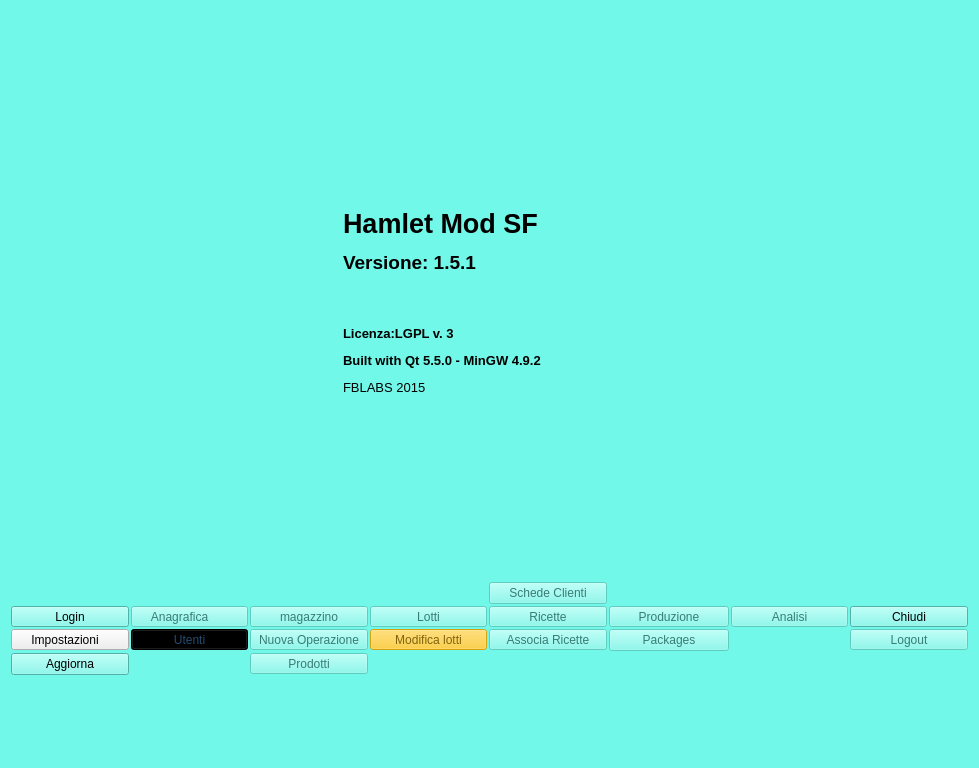
This is mainwindow.ui in starwork/hamlet-mod-sanremofoods as Qt 5 draws it before an edit. The edited form follows.
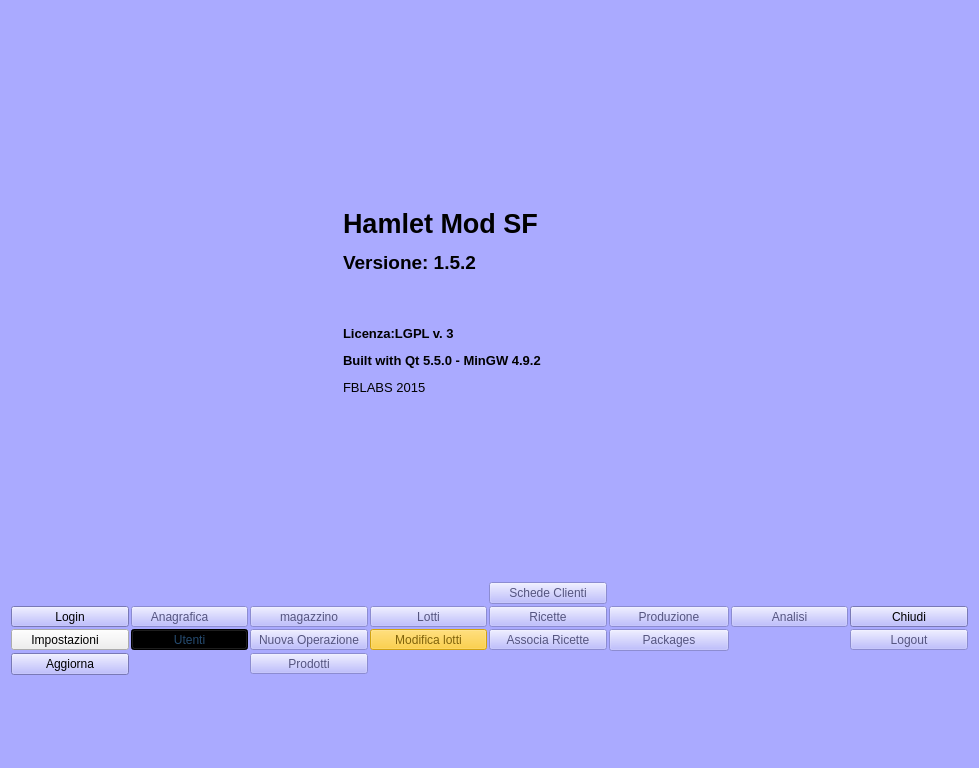
This is the edited form. Icons and pictures are not drawn.

Commit message: 1.5.2 Signed-off-by: fblabs <fabio.bonfante@fblabs.eu>

Patch:
```diff
--- a/mainwindow.ui
+++ b/mainwindow.ui
@@ -28,45 +28,45 @@
      <colorrole role="Button">
       <brush brushstyle="SolidPattern">
        <color alpha="255">
-        <red>114</red>
-        <green>248</green>
-        <blue>233</blue>
+        <red>170</red>
+        <green>170</green>
+        <blue>255</blue>
        </color>
       </brush>
      </colorrole>
      <colorrole role="Light">
       <brush brushstyle="SolidPattern">
        <color alpha="255">
-        <red>235</red>
+        <red>255</red>
         <green>255</green>
-        <blue>253</blue>
+        <blue>255</blue>
        </color>
       </brush>
      </colorrole>
      <colorrole role="Midlight">
       <brush brushstyle="SolidPattern">
        <color alpha="255">
-        <red>174</red>
-        <green>251</green>
-        <blue>243</blue>
+        <red>212</red>
+        <green>212</green>
+        <blue>255</blue>
        </color>
       </brush>
      </colorrole>
      <colorrole role="Dark">
       <brush brushstyle="SolidPattern">
        <color alpha="255">
-        <red>57</red>
-        <green>124</green>
-        <blue>116</blue>
+        <red>85</red>
+        <green>85</green>
+        <blue>127</blue>
        </color>
       </brush>
      </colorrole>
      <colorrole role="Mid">
       <brush brushstyle="SolidPattern">
        <color alpha="255">
-        <red>76</red>
-        <green>165</green>
-        <blue>155</blue>
+        <red>113</red>
+        <green>113</green>
+        <blue>170</blue>
        </color>
       </brush>
      </colorrole>
@@ -109,9 +109,9 @@
      <colorrole role="Window">
       <brush brushstyle="SolidPattern">
        <color alpha="255">
-        <red>114</red>
-        <green>248</green>
-        <blue>233</blue>
+        <red>170</red>
+        <green>170</green>
+        <blue>255</blue>
        </color>
       </brush>
      </colorrole>
@@ -127,9 +127,9 @@
      <colorrole role="AlternateBase">
       <brush brushstyle="SolidPattern">
        <color alpha="255">
-        <red>184</red>
-        <green>251</green>
-        <blue>244</blue>
+        <red>212</red>
+        <green>212</green>
+        <blue>255</blue>
        </color>
       </brush>
      </colorrole>
@@ -165,45 +165,45 @@
      <colorrole role="Button">
       <brush brushstyle="SolidPattern">
        <color alpha="255">
-        <red>114</red>
-        <green>248</green>
-        <blue>233</blue>
+        <red>170</red>
+        <green>170</green>
+        <blue>255</blue>
        </color>
       </brush>
      </colorrole>
      <colorrole role="Light">
       <brush brushstyle="SolidPattern">
        <color alpha="255">
-        <red>235</red>
+        <red>255</red>
         <green>255</green>
-        <blue>253</blue>
+        <blue>255</blue>
        </color>
       </brush>
      </colorrole>
      <colorrole role="Midlight">
       <brush brushstyle="SolidPattern">
        <color alpha="255">
-        <red>174</red>
-        <green>251</green>
-        <blue>243</blue>
+        <red>212</red>
+        <green>212</green>
+        <blue>255</blue>
        </color>
       </brush>
      </colorrole>
      <colorrole role="Dark">
       <brush brushstyle="SolidPattern">
        <color alpha="255">
-        <red>57</red>
-        <green>124</green>
-        <blue>116</blue>
+        <red>85</red>
+        <green>85</green>
+        <blue>127</blue>
        </color>
       </brush>
      </colorrole>
      <colorrole role="Mid">
       <brush brushstyle="SolidPattern">
        <color alpha="255">
-        <red>76</red>
-        <green>165</green>
-        <blue>155</blue>
+        <red>113</red>
+        <green>113</green>
+        <blue>170</blue>
        </color>
       </brush>
      </colorrole>
@@ -246,9 +246,9 @@
      <colorrole role="Window">
       <brush brushstyle="SolidPattern">
        <color alpha="255">
-        <red>114</red>
-        <green>248</green>
-        <blue>233</blue>
+        <red>170</red>
+        <green>170</green>
+        <blue>255</blue>
        </color>
       </brush>
      </colorrole>
@@ -264,9 +264,9 @@
      <colorrole role="AlternateBase">
       <brush brushstyle="SolidPattern">
        <color alpha="255">
-        <red>184</red>
-        <green>251</green>
-        <blue>244</blue>
+        <red>212</red>
+        <green>212</green>
+        <blue>255</blue>
        </color>
       </brush>
      </colorrole>
@@ -293,63 +293,63 @@
      <colorrole role="WindowText">
       <brush brushstyle="SolidPattern">
        <color alpha="255">
-        <red>57</red>
-        <green>124</green>
-        <blue>116</blue>
+        <red>85</red>
+        <green>85</green>
+        <blue>127</blue>
        </color>
       </brush>
      </colorrole>
      <colorrole role="Button">
       <brush brushstyle="SolidPattern">
        <color alpha="255">
-        <red>114</red>
-        <green>248</green>
-        <blue>233</blue>
+        <red>170</red>
+        <green>170</green>
+        <blue>255</blue>
        </color>
       </brush>
      </colorrole>
      <colorrole role="Light">
       <brush brushstyle="SolidPattern">
        <color alpha="255">
-        <red>235</red>
+        <red>255</red>
         <green>255</green>
-        <blue>253</blue>
+        <blue>255</blue>
        </color>
       </brush>
      </colorrole>
      <colorrole role="Midlight">
       <brush brushstyle="SolidPattern">
        <color alpha="255">
-        <red>174</red>
-        <green>251</green>
-        <blue>243</blue>
+        <red>212</red>
+        <green>212</green>
+        <blue>255</blue>
        </color>
       </brush>
      </colorrole>
      <colorrole role="Dark">
       <brush brushstyle="SolidPattern">
        <color alpha="255">
-        <red>57</red>
-        <green>124</green>
-        <blue>116</blue>
+        <red>85</red>
+        <green>85</green>
+        <blue>127</blue>
        </color>
       </brush>
      </colorrole>
      <colorrole role="Mid">
       <brush brushstyle="SolidPattern">
        <color alpha="255">
-        <red>76</red>
-        <green>165</green>
-        <blue>155</blue>
+        <red>113</red>
+        <green>113</green>
+        <blue>170</blue>
        </color>
       </brush>
      </colorrole>
      <colorrole role="Text">
       <brush brushstyle="SolidPattern">
        <color alpha="255">
-        <red>57</red>
-        <green>124</green>
-        <blue>116</blue>
+        <red>85</red>
+        <green>85</green>
+        <blue>127</blue>
        </color>
       </brush>
      </colorrole>
@@ -365,27 +365,27 @@
      <colorrole role="ButtonText">
       <brush brushstyle="SolidPattern">
        <color alpha="255">
-        <red>57</red>
-        <green>124</green>
-        <blue>116</blue>
+        <red>85</red>
+        <green>85</green>
+        <blue>127</blue>
        </color>
       </brush>
      </colorrole>
      <colorrole role="Base">
       <brush brushstyle="SolidPattern">
        <color alpha="255">
-        <red>114</red>
-        <green>248</green>
-        <blue>233</blue>
+        <red>170</red>
+        <green>170</green>
+        <blue>255</blue>
        </color>
       </brush>
      </colorrole>
      <colorrole role="Window">
       <brush brushstyle="SolidPattern">
        <color alpha="255">
-        <red>114</red>
-        <green>248</green>
-        <blue>233</blue>
+        <red>170</red>
+        <green>170</green>
+        <blue>255</blue>
        </color>
       </brush>
      </colorrole>
@@ -401,9 +401,9 @@
      <colorrole role="AlternateBase">
       <brush brushstyle="SolidPattern">
        <color alpha="255">
-        <red>114</red>
-        <green>248</green>
-        <blue>233</blue>
+        <red>170</red>
+        <green>170</green>
+        <blue>255</blue>
        </color>
       </brush>
      </colorrole>
@@ -537,9 +537,9 @@
            <colorrole role="Button">
             <brush brushstyle="SolidPattern">
              <color alpha="255">
-              <red>255</red>
+              <red>170</red>
               <green>170</green>
-              <blue>127</blue>
+              <blue>255</blue>
              </color>
             </brush>
            </colorrole>
@@ -555,27 +555,27 @@
            <colorrole role="Midlight">
             <brush brushstyle="SolidPattern">
              <color alpha="255">
-              <red>255</red>
+              <red>212</red>
               <green>212</green>
-              <blue>191</blue>
+              <blue>255</blue>
              </color>
             </brush>
            </colorrole>
            <colorrole role="Dark">
             <brush brushstyle="SolidPattern">
              <color alpha="255">
-              <red>127</red>
+              <red>85</red>
               <green>85</green>
-              <blue>63</blue>
+              <blue>127</blue>
              </color>
             </brush>
            </colorrole>
            <colorrole role="Mid">
             <brush brushstyle="SolidPattern">
              <color alpha="255">
-              <red>170</red>
+              <red>113</red>
               <green>113</green>
-              <blue>84</blue>
+              <blue>170</blue>
              </color>
             </brush>
            </colorrole>
@@ -618,9 +618,9 @@
            <colorrole role="Window">
             <brush brushstyle="SolidPattern">
              <color alpha="255">
-              <red>255</red>
+              <red>170</red>
               <green>170</green>
-              <blue>127</blue>
+              <blue>255</blue>
              </color>
             </brush>
            </colorrole>
@@ -636,9 +636,9 @@
            <colorrole role="AlternateBase">
             <brush brushstyle="SolidPattern">
              <color alpha="255">
-              <red>255</red>
+              <red>212</red>
               <green>212</green>
-              <blue>191</blue>
+              <blue>255</blue>
              </color>
             </brush>
            </colorrole>
@@ -674,9 +674,9 @@
            <colorrole role="Button">
             <brush brushstyle="SolidPattern">
              <color alpha="255">
-              <red>255</red>
+              <red>170</red>
               <green>170</green>
-              <blue>127</blue>
+              <blue>255</blue>
              </color>
             </brush>
            </colorrole>
@@ -692,27 +692,27 @@
            <colorrole role="Midlight">
             <brush brushstyle="SolidPattern">
              <color alpha="255">
-              <red>255</red>
+              <red>212</red>
               <green>212</green>
-              <blue>191</blue>
+              <blue>255</blue>
              </color>
             </brush>
            </colorrole>
            <colorrole role="Dark">
             <brush brushstyle="SolidPattern">
              <color alpha="255">
-              <red>127</red>
+              <red>85</red>
               <green>85</green>
-              <blue>63</blue>
+              <blue>127</blue>
              </color>
             </brush>
            </colorrole>
            <colorrole role="Mid">
             <brush brushstyle="SolidPattern">
              <color alpha="255">
-              <red>170</red>
+              <red>113</red>
               <green>113</green>
-              <blue>84</blue>
+              <blue>170</blue>
              </color>
             </brush>
            </colorrole>
@@ -755,9 +755,9 @@
            <colorrole role="Window">
             <brush brushstyle="SolidPattern">
              <color alpha="255">
-              <red>255</red>
+              <red>170</red>
               <green>170</green>
-              <blue>127</blue>
+              <blue>255</blue>
              </color>
             </brush>
            </colorrole>
@@ -773,9 +773,9 @@
            <colorrole role="AlternateBase">
             <brush brushstyle="SolidPattern">
              <color alpha="255">
-              <red>255</red>
+              <red>212</red>
               <green>212</green>
-              <blue>191</blue>
+              <blue>255</blue>
              </color>
             </brush>
            </colorrole>
@@ -802,18 +802,18 @@
            <colorrole role="WindowText">
             <brush brushstyle="SolidPattern">
              <color alpha="255">
-              <red>127</red>
+              <red>85</red>
               <green>85</green>
-              <blue>63</blue>
+              <blue>127</blue>
              </color>
             </brush>
            </colorrole>
            <colorrole role="Button">
             <brush brushstyle="SolidPattern">
              <color alpha="255">
-              <red>255</red>
+              <red>170</red>
               <green>170</green>
-              <blue>127</blue>
+              <blue>255</blue>
              </color>
             </brush>
            </colorrole>
@@ -829,36 +829,36 @@
            <colorrole role="Midlight">
             <brush brushstyle="SolidPattern">
              <color alpha="255">
-              <red>255</red>
+              <red>212</red>
               <green>212</green>
-              <blue>191</blue>
+              <blue>255</blue>
              </color>
             </brush>
            </colorrole>
            <colorrole role="Dark">
             <brush brushstyle="SolidPattern">
              <color alpha="255">
-              <red>127</red>
+              <red>85</red>
               <green>85</green>
-              <blue>63</blue>
+              <blue>127</blue>
              </color>
             </brush>
            </colorrole>
            <colorrole role="Mid">
             <brush brushstyle="SolidPattern">
              <color alpha="255">
-              <red>170</red>
+              <red>113</red>
               <green>113</green>
-              <blue>84</blue>
+              <blue>170</blue>
              </color>
             </brush>
            </colorrole>
            <colorrole role="Text">
             <brush brushstyle="SolidPattern">
              <color alpha="255">
-              <red>127</red>
+              <red>85</red>
               <green>85</green>
-              <blue>63</blue>
+              <blue>127</blue>
              </color>
             </brush>
            </colorrole>
@@ -874,27 +874,27 @@
            <colorrole role="ButtonText">
             <brush brushstyle="SolidPattern">
              <color alpha="255">
-              <red>127</red>
+              <red>85</red>
               <green>85</green>
-              <blue>63</blue>
+              <blue>127</blue>
              </color>
             </brush>
            </colorrole>
            <colorrole role="Base">
             <brush brushstyle="SolidPattern">
              <color alpha="255">
-              <red>255</red>
+              <red>170</red>
               <green>170</green>
-              <blue>127</blue>
+              <blue>255</blue>
              </color>
             </brush>
            </colorrole>
            <colorrole role="Window">
             <brush brushstyle="SolidPattern">
              <color alpha="255">
-              <red>255</red>
+              <red>170</red>
               <green>170</green>
-              <blue>127</blue>
+              <blue>255</blue>
              </color>
             </brush>
            </colorrole>
@@ -910,9 +910,9 @@
            <colorrole role="AlternateBase">
             <brush brushstyle="SolidPattern">
              <color alpha="255">
-              <red>255</red>
+              <red>170</red>
               <green>170</green>
-              <blue>127</blue>
+              <blue>255</blue>
              </color>
             </brush>
            </colorrole>
@@ -938,7 +938,7 @@
          </palette>
         </property>
         <property name="text">
-         <string>&lt;html&gt;&lt;head/&gt;&lt;body&gt;&lt;p&gt;&lt;span style=&quot; font-size:20pt; font-weight:600;&quot;&gt;Hamlet Mod SF&lt;/span&gt;&lt;/p&gt;&lt;p&gt;&lt;span style=&quot; font-size:14pt; font-weight:600;&quot;&gt;Versione: 1.5.1&lt;/span&gt;&lt;/p&gt;&lt;p&gt;&lt;br/&gt;&lt;/p&gt;&lt;p&gt;&lt;span style=&quot; font-size:10pt; font-weight:600;&quot;&gt;Licenza:LGPL v. 3&lt;/span&gt;&lt;/p&gt;&lt;p&gt;&lt;span style=&quot; font-size:10pt; font-weight:600;&quot;&gt;Built with Qt 5.5.0 - MinGW 4.9.2&lt;/span&gt;&lt;/p&gt;&lt;p&gt;&lt;span style=&quot; font-size:10pt;&quot;&gt;FBLABS 2015&lt;/span&gt;&lt;/p&gt;&lt;/body&gt;&lt;/html&gt;</string>
+         <string>&lt;html&gt;&lt;head/&gt;&lt;body&gt;&lt;p&gt;&lt;span style=&quot; font-size:20pt; font-weight:600;&quot;&gt;Hamlet Mod SF&lt;/span&gt;&lt;/p&gt;&lt;p&gt;&lt;span style=&quot; font-size:14pt; font-weight:600;&quot;&gt;Versione: 1.5.2&lt;/span&gt;&lt;/p&gt;&lt;p&gt;&lt;br/&gt;&lt;/p&gt;&lt;p&gt;&lt;span style=&quot; font-size:10pt; font-weight:600;&quot;&gt;Licenza:LGPL v. 3&lt;/span&gt;&lt;/p&gt;&lt;p&gt;&lt;span style=&quot; font-size:10pt; font-weight:600;&quot;&gt;Built with Qt 5.5.0 - MinGW 4.9.2&lt;/span&gt;&lt;/p&gt;&lt;p&gt;&lt;span style=&quot; font-size:10pt;&quot;&gt;FBLABS 2015&lt;/span&gt;&lt;/p&gt;&lt;/body&gt;&lt;/html&gt;</string>
         </property>
         <property name="scaledContents">
          <bool>true</bool>
```
The commit also changes 9 other files.
